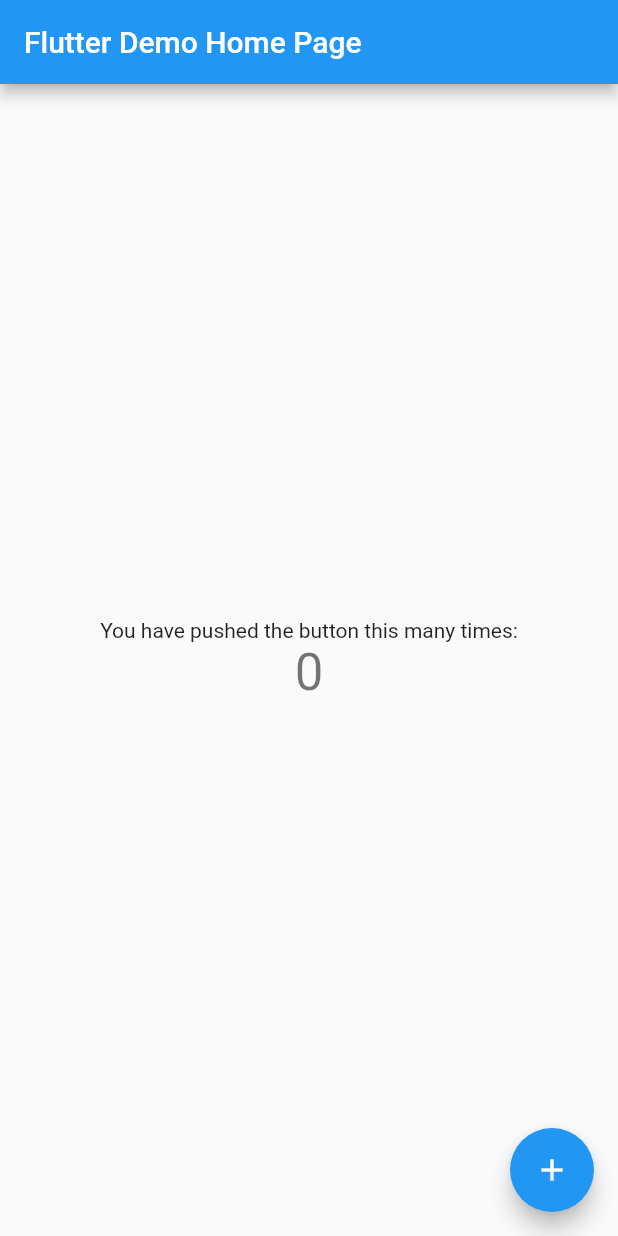
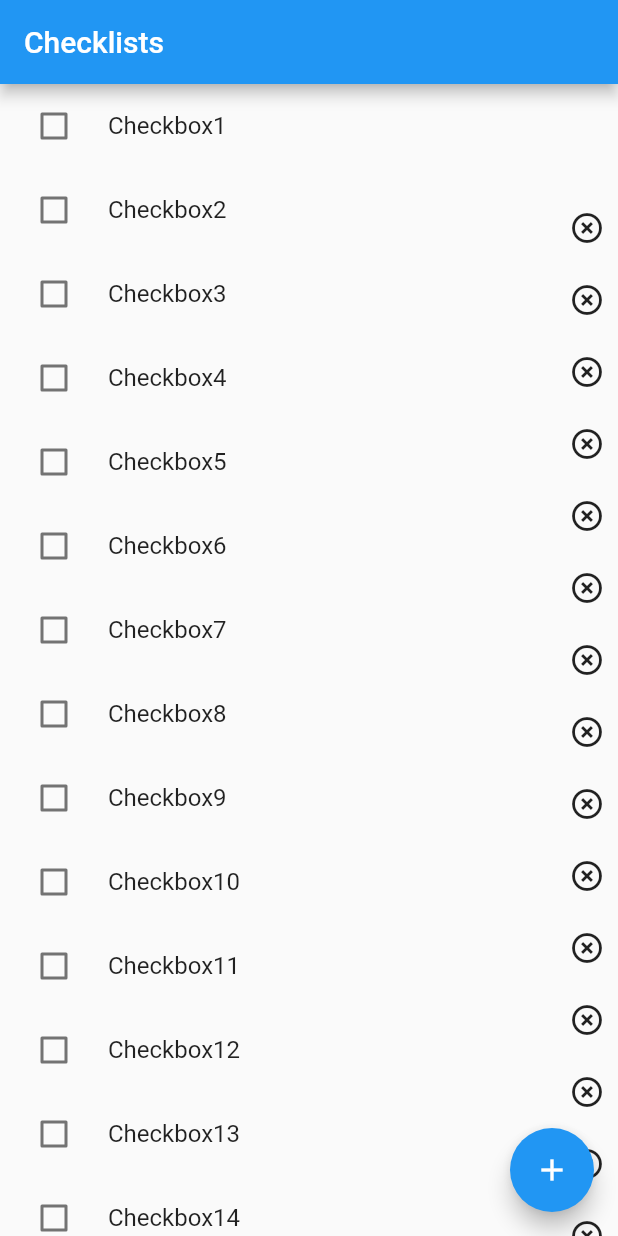
Before and after one commit to Falcon5253/Daily-Universe, a Flutter app: the screen it shows after launch, on a phone screen of 412 x 824 dp. Run offline on Flutter 3.47's test engine with Material 2 defaults, Android fonts, the phone set to English and light mode, and no system bars.

Commit message:
Выполнил чекбоксы другим образом

```diff
--- a/Mobile/daily_universe/lib/main.dart
+++ b/Mobile/daily_universe/lib/main.dart
@@ -1,115 +1,107 @@
 import 'package:flutter/material.dart';
 
-void main() {
+void main(){
   runApp(const MyApp());
 }
+
+bool isChecked = false;
+
+
 
 class MyApp extends StatelessWidget {
   const MyApp({Key? key}) : super(key: key);
 
-  // This widget is the root of your application.
+
   @override
-  Widget build(BuildContext context) {
+  Widget build(BuildContext context){
     return MaterialApp(
-      title: 'Flutter Demo',
-      theme: ThemeData(
-        // This is the theme of your application.
-        //
-        // Try running your application with "flutter run". You'll see the
-        // application has a blue toolbar. Then, without quitting the app, try
-        // changing the primarySwatch below to Colors.green and then invoke
-        // "hot reload" (press "r" in the console where you ran "flutter run",
-        // or simply save your changes to "hot reload" in a Flutter IDE).
-        // Notice that the counter didn't reset back to zero; the application
-        // is not restarted.
-        primarySwatch: Colors.blue,
-      ),
-      home: const MyHomePage(title: 'Flutter Demo Home Page'),
+        theme: ThemeData(primaryColor: Colors.blue),
+        home: Scaffold(
+          appBar: AppBar(title: const Text('Checklists'),),
+          body: const SizedBox(
+            child: Home()
+          )
+      )
     );
   }
 }
 
-class MyHomePage extends StatefulWidget {
-  const MyHomePage({Key? key, required this.title}) : super(key: key);
+class Home extends StatefulWidget{
+  const Home({Key? key}) : super(key: key);
 
-  // This widget is the home page of your application. It is stateful, meaning
-  // that it has a State object (defined below) that contains fields that affect
-  // how it looks.
 
-  // This class is the configuration for the state. It holds the values (in this
-  // case the title) provided by the parent (in this case the App widget) and
-  // used by the build method of the State. Fields in a Widget subclass are
-  // always marked "final".
-
-  final String title;
 
   @override
-  State<MyHomePage> createState() => _MyHomePageState();
+  State<Home> createState() => _HomeState();
 }
 
-class _MyHomePageState extends State<MyHomePage> {
-  int _counter = 0;
-
-  void _incrementCounter() {
-    setState(() {
-      // This call to setState tells the Flutter framework that something has
-      // changed in this State, which causes it to rerun the build method below
-      // so that the display can reflect the updated values. If we changed
-      // _counter without calling setState(), then the build method would not be
-      // called again, and so nothing would appear to happen.
-      _counter++;
-    });
-  }
+class _HomeState extends State<Home> {
+  final Map<String, bool> _map = {};
+  int _count = 0;
 
   @override
   Widget build(BuildContext context) {
-    // This method is rerun every time setState is called, for instance as done
-    // by the _incrementCounter method above.
-    //
-    // The Flutter framework has been optimized to make rerunning build methods
-    // fast, so that you can just rebuild anything that needs updating rather
-    // than having to individually change instances of widgets.
     return Scaffold(
-      appBar: AppBar(
-        // Here we take the value from the MyHomePage object that was created by
-        // the App.build method, and use it to set our appbar title.
-        title: Text(widget.title),
+      floatingActionButton: FloatingActionButton(
+        child: const Icon(Icons.add),
+        onPressed: () => setState(() => _map.addEntries([MapEntry('Checkbox #${++_count}', false)])),
       ),
-      body: Center(
-        // Center is a layout widget. It takes a single child and positions it
-        // in the middle of the parent.
-        child: Column(
-          // Column is also a layout widget. It takes a list of children and
-          // arranges them vertically. By default, it sizes itself to fit its
-          // children horizontally, and tries to be as tall as its parent.
-          //
-          // Invoke "debug painting" (press "p" in the console, choose the
-          // "Toggle Debug Paint" action from the Flutter Inspector in Android
-          // Studio, or the "Toggle Debug Paint" command in Visual Studio Code)
-          // to see the wireframe for each widget.
-          //
-          // Column has various properties to control how it sizes itself and
-          // how it positions its children. Here we use mainAxisAlignment to
-          // center the children vertically; the main axis here is the vertical
-          // axis because Columns are vertical (the cross axis would be
-          // horizontal).
-          mainAxisAlignment: MainAxisAlignment.center,
-          children: <Widget>[
-            const Text(
-              'You have pushed the button this many times:',
-            ),
-            Text(
-              '$_counter',
-              style: Theme.of(context).textTheme.headline4,
-            ),
-          ],
+      body: SingleChildScrollView( child: Row(children: [
+        SizedBox(
+
+        child: Column(children: [
+          CheckboxListTile(value: false, onChanged: (bool? value)=> setState(() => {}), title: const Text('Checkbox1'), controlAffinity: ListTileControlAffinity.leading,),
+          CheckboxListTile(value: false, onChanged: (bool? value)=> setState(() => {}), title: const Text('Checkbox2'), controlAffinity: ListTileControlAffinity.leading,),
+          CheckboxListTile(value: false, onChanged: (bool? value)=> setState(() => {}), title: const Text('Checkbox3'), controlAffinity: ListTileControlAffinity.leading,),
+          CheckboxListTile(value: false, onChanged: (bool? value)=> setState(() => {}), title: const Text('Checkbox4'), controlAffinity: ListTileControlAffinity.leading,),
+          CheckboxListTile(value: false, onChanged: (bool? value)=> setState(() => {}), title: const Text('Checkbox5'), controlAffinity: ListTileControlAffinity.leading,),
+          CheckboxListTile(value: false, onChanged: (bool? value)=> setState(() => {}), title: const Text('Checkbox6'), controlAffinity: ListTileControlAffinity.leading,),
+          CheckboxListTile(value: false, onChanged: (bool? value)=> setState(() => {}), title: const Text('Checkbox7'), controlAffinity: ListTileControlAffinity.leading,),
+          CheckboxListTile(value: false, onChanged: (bool? value)=> setState(() => {}), title: const Text('Checkbox8'), controlAffinity: ListTileControlAffinity.leading,),
+          CheckboxListTile(value: false, onChanged: (bool? value)=> setState(() => {}), title: const Text('Checkbox9'), controlAffinity: ListTileControlAffinity.leading,),
+          CheckboxListTile(value: false, onChanged: (bool? value)=> setState(() => {}), title: const Text('Checkbox10'), controlAffinity: ListTileControlAffinity.leading,),
+          CheckboxListTile(value: false, onChanged: (bool? value)=> setState(() => {}), title: const Text('Checkbox11'), controlAffinity: ListTileControlAffinity.leading,),
+          CheckboxListTile(value: false, onChanged: (bool? value)=> setState(() => {}), title: const Text('Checkbox12'), controlAffinity: ListTileControlAffinity.leading,),
+          CheckboxListTile(value: false, onChanged: (bool? value)=> setState(() => {}), title: const Text('Checkbox13'), controlAffinity: ListTileControlAffinity.leading,),
+          CheckboxListTile(value: false, onChanged: (bool? value)=> setState(() => {}), title: const Text('Checkbox14'), controlAffinity: ListTileControlAffinity.leading,),
+          CheckboxListTile(value: false, onChanged: (bool? value)=> setState(() => {}), title: const Text('Checkbox15'), controlAffinity: ListTileControlAffinity.leading,),
+          CheckboxListTile(value: false, onChanged: (bool? value)=> setState(() => {}), title: const Text('Checkbox16'), controlAffinity: ListTileControlAffinity.leading,),
+          CheckboxListTile(value: false, onChanged: (bool? value)=> setState(() => {}), title: const Text('Checkbox17'), controlAffinity: ListTileControlAffinity.leading,),
+          CheckboxListTile(value: false, onChanged: (bool? value)=> setState(() => {}), title: const Text('Checkbox18'), controlAffinity: ListTileControlAffinity.leading,),
+        ]),
+        width: MediaQuery.of(context).size.width * 0.9,
         ),
-      ),
-      floatingActionButton: FloatingActionButton(
-        onPressed: _incrementCounter,
-        tooltip: 'Increment',
-        child: const Icon(Icons.add),
-      ), // This trailing comma makes auto-formatting nicer for build methods.
+        SizedBox(
+        child: Column(children: [
+          SizedBox(child: IconButton(icon: Icon(Icons.highlight_remove), onPressed: () {  },), height: 48,),
+          SizedBox(child: IconButton(icon: Icon(Icons.highlight_remove), onPressed: () {  },), height: 48,),
+          SizedBox(child: IconButton(icon: Icon(Icons.highlight_remove), onPressed: () {  },), height: 48,),
+          SizedBox(child: IconButton(icon: Icon(Icons.highlight_remove), onPressed: () {  },), height: 48,),
+          SizedBox(child: IconButton(icon: Icon(Icons.highlight_remove), onPressed: () {  },), height: 48,),
+          SizedBox(child: IconButton(icon: Icon(Icons.highlight_remove), onPressed: () {  },), height: 48,),
+          SizedBox(child: IconButton(icon: Icon(Icons.highlight_remove), onPressed: () {  },), height: 48,),
+          SizedBox(child: IconButton(icon: Icon(Icons.highlight_remove), onPressed: () {  },), height: 48,),
+          SizedBox(child: IconButton(icon: Icon(Icons.highlight_remove), onPressed: () {  },), height: 48,),
+          SizedBox(child: IconButton(icon: Icon(Icons.highlight_remove), onPressed: () {  },), height: 48,),
+          SizedBox(child: IconButton(icon: Icon(Icons.highlight_remove), onPressed: () {  },), height: 48,),
+          SizedBox(child: IconButton(icon: Icon(Icons.highlight_remove), onPressed: () {  },), height: 48,),
+          SizedBox(child: IconButton(icon: Icon(Icons.highlight_remove), onPressed: () {  },), height: 48,),
+          SizedBox(child: IconButton(icon: Icon(Icons.highlight_remove), onPressed: () {  },), height: 48,),
+          SizedBox(child: IconButton(icon: Icon(Icons.highlight_remove), onPressed: () {  },), height: 48,),
+          SizedBox(child: IconButton(icon: Icon(Icons.highlight_remove), onPressed: () {  },), height: 48,),
+          SizedBox(child: IconButton(icon: Icon(Icons.highlight_remove), onPressed: () {  },), height: 48,),
+          SizedBox(child: IconButton(icon: Icon(Icons.highlight_remove), onPressed: () {  },), height: 48,),
+        ]),
+        width: MediaQuery.of(context).size.width * 0.1,
+        )
+        // Column(
+        // children: [
+        //   Icon(Icons.delete),
+        //   Icon(Icons.delete),
+        //   Icon(Icons.delete),
+        // ]),
+      ],
+      ))
     );
   }
 }
```
